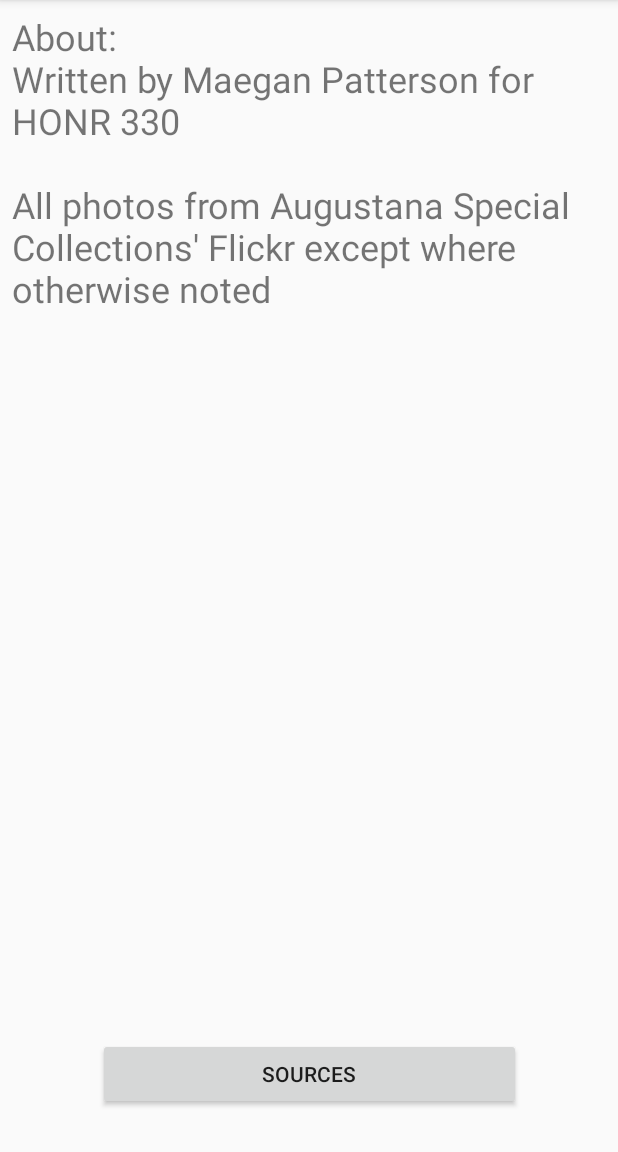
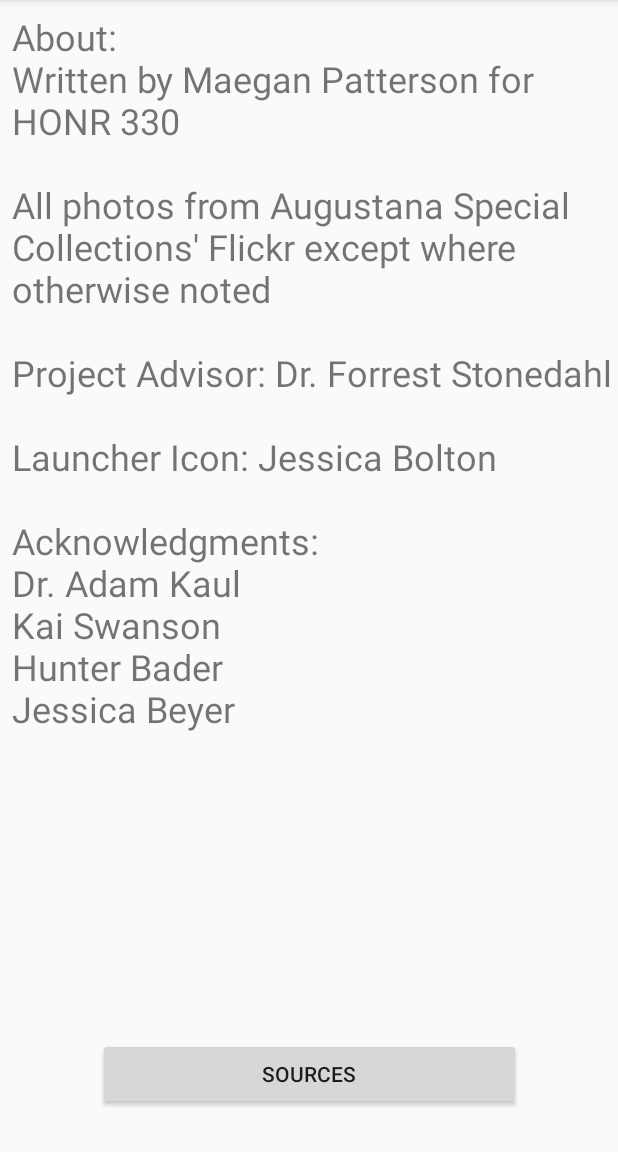
Before and after one commit to mpatterson16/AugustanaStories, an Android app: the AboutActivity screen opened directly, with no data from a screen before it, on a phone screen of 412 x 824 dp, the part 84-1236 px from its top. Run offline under Robolectric (Android 15) with nearby library versions, the phone set to English and light mode, and no system bars; network calls fail.

Commit message:
Made new API key to try to fix map issue, added acknowledgments to about page, and changed story collection to a linked hash map to retain order.

```diff
--- a/app/src/debug/res/values/google_maps_api.xml
+++ b/app/src/debug/res/values/google_maps_api.xml
@@ -21,5 +21,5 @@
     string in this file.
     -->
 
-    <string name="google_maps_key" templateMergeStrategy="preserve" translatable="false">AIzaSyAB21MchDChX1uEz2ut4rvPYzBxq0kpwrU</string>
+    <string name="google_maps_key" templateMergeStrategy="preserve" translatable="false">AIzaSyBs1AqekQ1q7HYuXSdpQNDbKb8NuQLzws0</string>
 </resources>
--- a/app/src/main/java/net/augustana/maegan/augustanastories/AboutActivity.java
+++ b/app/src/main/java/net/augustana/maegan/augustanastories/AboutActivity.java
@@ -3,8 +3,10 @@ package net.augustana.maegan.augustanastories;
 import android.content.Intent;
 import android.support.v7.app.AppCompatActivity;
 import android.os.Bundle;
+import android.text.method.ScrollingMovementMethod;
 import android.view.View;
 import android.widget.Button;
+import android.widget.TextView;
 
 public class AboutActivity extends AppCompatActivity {
     private Button sourcesButton;
@@ -13,6 +15,9 @@ public class AboutActivity extends AppCompatActivity {
     protected void onCreate(Bundle savedInstanceState) {
         super.onCreate(savedInstanceState);
         setContentView(R.layout.activity_about);
+
+        TextView text = (TextView) findViewById(R.id.text);
+        text.setMovementMethod(new ScrollingMovementMethod());
 
         sourcesButton = (Button) findViewById(R.id.sourcesButton);
         sourcesButton.setOnClickListener(new View.OnClickListener() {
--- a/app/src/main/java/net/augustana/maegan/augustanastories/StoryCollection.java
+++ b/app/src/main/java/net/augustana/maegan/augustanastories/StoryCollection.java
@@ -22,6 +22,7 @@ import java.net.URLConnection;
 import java.util.ArrayList;
 import java.util.Arrays;
 import java.util.HashMap;
+import java.util.LinkedHashMap;
 import java.util.List;
 import java.util.Map;
 import java.util.TreeMap;
@@ -40,7 +41,7 @@ public class StoryCollection {
     }
 
 
-    private Map<String,StoryLocation> stories = new HashMap<>();//tree
+    private Map<String,StoryLocation> stories = new LinkedHashMap<>();//tree
 
     private StoryCollection(String locations) {
         GsonBuilder gsonBuilder = new GsonBuilder();
--- a/app/src/main/res/layout/activity_about.xml
+++ b/app/src/main/res/layout/activity_about.xml
@@ -7,17 +7,18 @@
     tools:context=".AboutActivity">
 
     <TextView
-        android:id="@+id/textView2"
+        android:id="@+id/text"
         android:layout_width="0dp"
-        android:layout_height="381dp"
+        android:layout_height="0dp"
         android:layout_marginStart="8dp"
         android:layout_marginLeft="8dp"
         android:layout_marginTop="8dp"
-        android:layout_marginEnd="8dp"
-        android:layout_marginRight="8dp"
+        android:layout_marginEnd="1dp"
+        android:layout_marginRight="1dp"
         android:layout_marginBottom="8dp"
+        android:scrollbars="vertical"
         android:scrollHorizontally="false"
-        android:text="About:\nWritten by Maegan Patterson for HONR 330\n\nAll photos from Augustana Special Collections' Flickr except where otherwise noted"
+        android:text="About:\nWritten by Maegan Patterson for HONR 330\n\nAll photos from Augustana Special Collections' Flickr except where otherwise noted\n\nProject Advisor: Dr. Forrest Stonedahl\n\nLauncher Icon: Jessica Bolton\n\nAcknowledgments:\nDr. Adam Kaul\nKai Swanson\nHunter Bader\nJessica Beyer"
         android:textSize="24sp"
         app:layout_constraintBottom_toTopOf="@+id/sourcesButton"
         app:layout_constraintEnd_toEndOf="parent"
--- a/app/src/main/res/layout/activity_main.xml
+++ b/app/src/main/res/layout/activity_main.xml
@@ -43,7 +43,7 @@
         android:layout_width="wrap_content"
         android:layout_height="wrap_content"
         android:layout_marginTop="16dp"
-        android:text="Map"
+        android:text="Map/Tour"
         app:layout_constraintEnd_toStartOf="@+id/storiesButton"
         app:layout_constraintHorizontal_bias="0.5"
         app:layout_constraintStart_toStartOf="parent"
```
